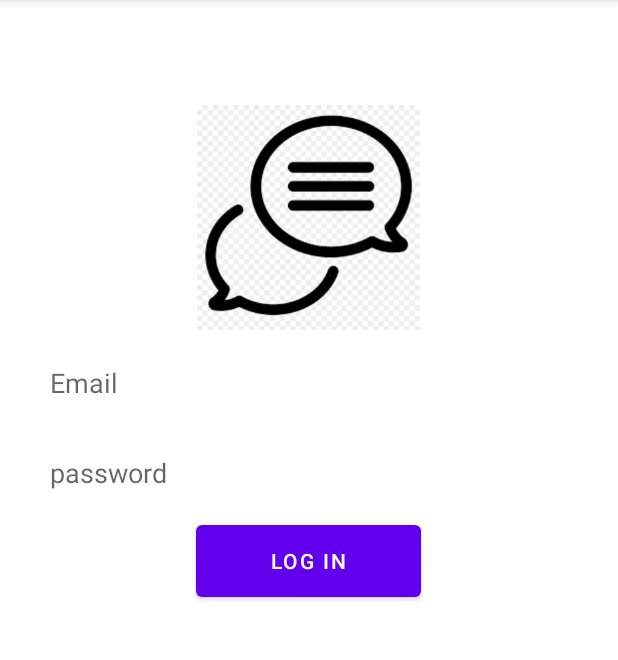
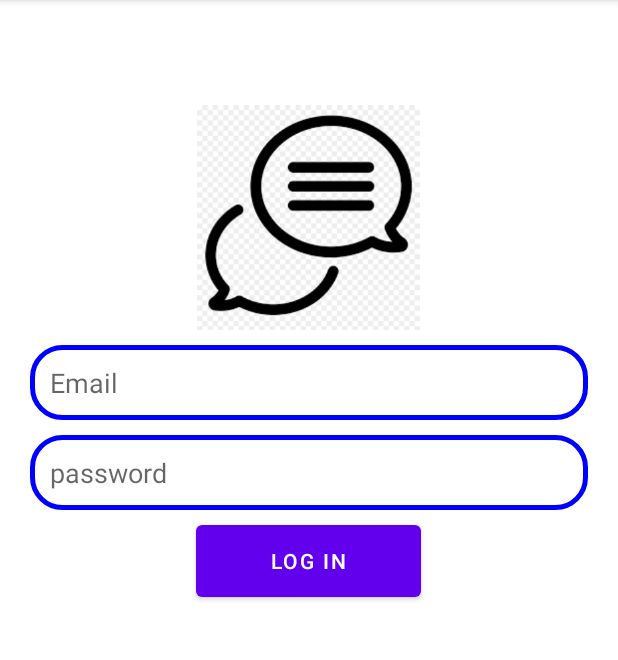
Before and after one commit to KenCooper2022/AndroidStudio_ChatApp, an Android app: the LogIn screen opened directly, with no data from a screen before it, on a phone screen of 412 x 824 dp, the part 84-744 px from its top. Run offline under Robolectric (Android 15) with nearby library versions, the phone set to English and light mode, and no system bars.

Commit message:
Update edt_background.xml

```diff
--- a/ChatApplication/app/src/main/res/drawable/edt_background.xml
+++ b/ChatApplication/app/src/main/res/drawable/edt_background.xml
@@ -1,4 +1,6 @@
 <?xml version="1.0" encoding="utf-8"?>
 <shape xmlns:android="http://schemas.android.com/apk/res/android">
+    <corners android:radius="20dp"/>
+    <stroke android:color="@color/blue" android:width="3dp"/>
 
 </shape>
```
